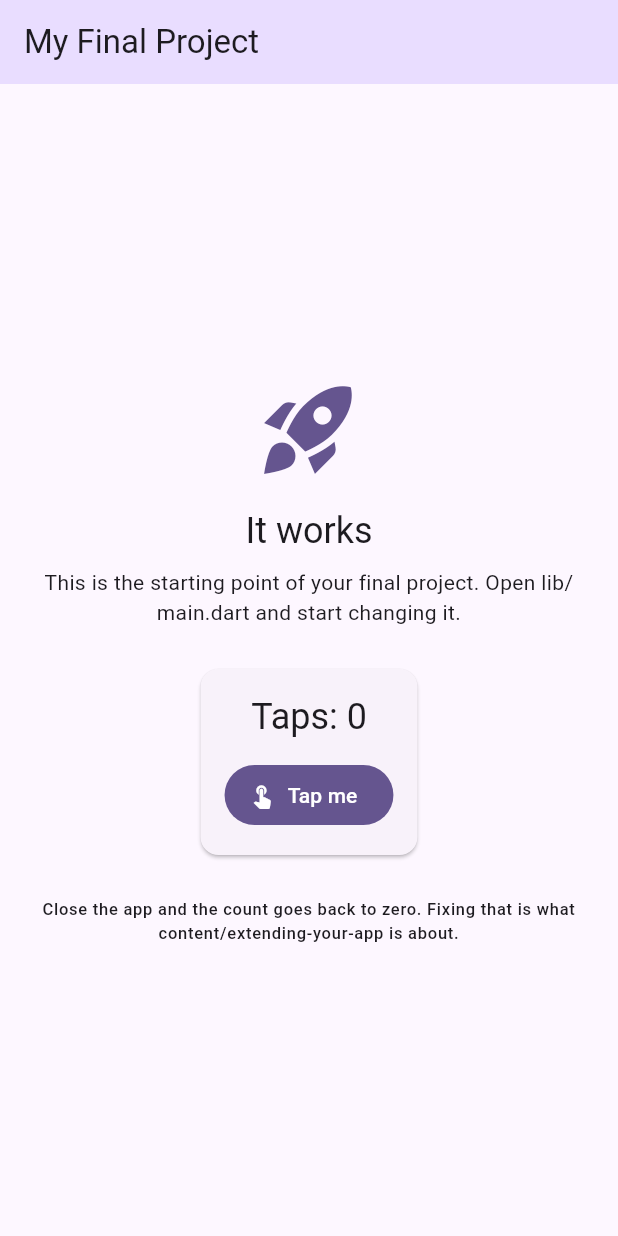
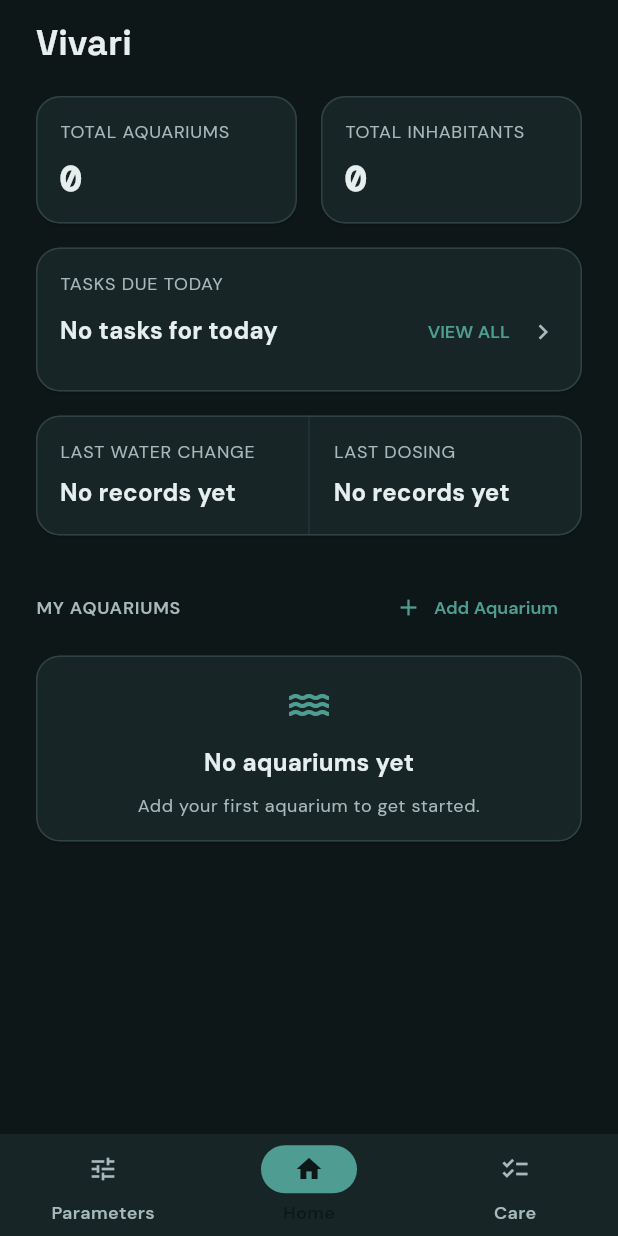
Before and after one commit to vvnrzn/Vivari, a Flutter app: the screen it shows after launch, on a phone screen of 412 x 824 dp. Run offline on Flutter 3.47's test engine with Material 3 defaults, Android fonts, the phone set to English and light mode, and no system bars; our stand-ins replace device_preview, google_fonts.

Commit message:
Organized screen, themes, and widgets folders; built initial home screen dashboard

```diff
--- a/analysis_options.yaml
+++ b/analysis_options.yaml
@@ -1,5 +1,9 @@
 # Turns on the recommended Flutter lints. If the editor underlines something in
 # yellow, this file is why. Run `flutter analyze` to see them all at once.
+analyzer:
+  exclude:
+    - build/**
+    - web/**
 include: package:flutter_lints/flutter.yaml
 
 linter:
--- a/lib/main.dart
+++ b/lib/main.dart
@@ -1,29 +1,11 @@
-// This is your app. It runs as it is: press run and you get the screen below.
-//
-// Nothing here is precious. Change the title, change the colors, delete the
-// counter, add your own screens. It exists so that the repository is a working
-// Flutter app from minute one instead of an empty folder.
-//
-// Everything in this file is Module 4 and 5 material: StatelessWidget,
-// StatefulWidget, setState, Scaffold, AppBar, Column, Card, FilledButton.
-
 import 'package:device_preview/device_preview.dart';
 import 'package:flutter/material.dart';
 
+import 'screens/home_dashboard.dart';
+import 'theme/app_theme.dart';
+
 void main() {
   runApp(
-    // DevicePreview draws a phone frame around your app, so it is judged at the
-    // size it was designed for instead of stretched across a laptop window.
-    //
-    // It is left ON in the deployed build on purpose: your live link is opened
-    // on a desktop browser, and a phone layout at full desktop width looks
-    // broken when it is not. The toolbar also lets a visitor switch device and
-    // orientation.
-    //
-    // Want the clean app with no frame instead (for a portfolio, or because
-    // you made the layout properly responsive)? Add
-    //   import 'package:flutter/foundation.dart' show kReleaseMode;
-    // and set `enabled: !kReleaseMode`, which drops the frame in release builds.
     DevicePreview(
       enabled: true,
       builder: (context) => const MyApp(),
@@ -37,108 +19,12 @@ class MyApp extends StatelessWidget {
   @override
   Widget build(BuildContext context) {
     return MaterialApp(
-      title: 'My Final Project',
+      title: 'Vivari',
       debugShowCheckedModeBanner: false,
-
-      // These two lines are what make the DevicePreview toolbar actually
-      // change the app. Keep them.
       locale: DevicePreview.locale(context),
       builder: DevicePreview.appBuilder,
-
-      // Your design system starts here. One seed color generates a full
-      // Material palette; swap in your own and every screen follows.
-      theme: ThemeData(
-        useMaterial3: true,
-        colorScheme: ColorScheme.fromSeed(seedColor: const Color(0xFF6750A4)),
-      ),
-
-      home: const HomeScreen(),
+      theme: VivariTheme.app,
+      home: const HomeDashboard(),
     );
   }
 }
-
-/// The first screen. Replace it with yours.
-///
-/// It is a StatefulWidget because it remembers something that changes: the
-/// counter. A screen that never changes can be a StatelessWidget instead.
-class HomeScreen extends StatefulWidget {
-  const HomeScreen({super.key});
-
-  @override
-  State<HomeScreen> createState() => _HomeScreenState();
-}
-
-class _HomeScreenState extends State<HomeScreen> {
-  // State: a plain field. Changing it does nothing on its own; the screen only
-  // redraws when you change it inside setState.
-  int _taps = 0;
-
-  void _handleTap() {
-    setState(() {
-      _taps++;
-    });
-  }
-
-  @override
-  Widget build(BuildContext context) {
-    // Reading colors and text styles from the theme, instead of hardcoding
-    // them, is what keeps every screen looking like the same app.
-    final theme = Theme.of(context);
-
-    return Scaffold(
-      appBar: AppBar(
-        title: const Text('My Final Project'),
-        backgroundColor: theme.colorScheme.primaryContainer,
-      ),
-      body: Center(
-        child: Padding(
-          padding: const EdgeInsets.all(24),
-          child: Column(
-            mainAxisAlignment: MainAxisAlignment.center,
-            children: [
-              Icon(
-                Icons.rocket_launch,
-                size: 72,
-                color: theme.colorScheme.primary,
-              ),
-              const SizedBox(height: 16),
-              Text('It works', style: theme.textTheme.headlineSmall),
-              const SizedBox(height: 8),
-              Text(
-                'This is the starting point of your final project. '
-                'Open lib/main.dart and start changing it.',
-                textAlign: TextAlign.center,
-                style: theme.textTheme.bodyMedium,
-              ),
-              const SizedBox(height: 24),
-              Card(
-                child: Padding(
-                  padding: const EdgeInsets.all(16),
-                  child: Column(
-                    children: [
-                      Text('Taps: $_taps',
-                          style: theme.textTheme.headlineSmall),
-                      const SizedBox(height: 12),
-                      FilledButton.icon(
-                        onPressed: _handleTap,
-                        icon: const Icon(Icons.touch_app),
-                        label: const Text('Tap me'),
-                      ),
-                    ],
-                  ),
-                ),
-              ),
-              const SizedBox(height: 24),
-              Text(
-                'Close the app and the count goes back to zero. '
-                'Fixing that is what content/extending-your-app is about.',
-                textAlign: TextAlign.center,
-                style: theme.textTheme.labelSmall,
-              ),
-            ],
-          ),
-        ),
-      ),
-    );
-  }
-}
--- /dev/null
+++ b/lib/screens/aquarium_details_screen.dart
@@ -0,0 +1,12 @@
+import 'package:flutter/material.dart';
+
+import 'placeholder_screen.dart';
+
+class AquariumDetailsScreen extends StatelessWidget {
+  const AquariumDetailsScreen({super.key});
+
+  @override
+  Widget build(BuildContext context) {
+    return const PlaceholderScreen(title: 'Aquarium Details');
+  }
+}
--- /dev/null
+++ b/lib/screens/care_screen.dart
@@ -0,0 +1,12 @@
+import 'package:flutter/material.dart';
+
+import 'placeholder_screen.dart';
+
+class CareScreen extends StatelessWidget {
+  const CareScreen({super.key});
+
+  @override
+  Widget build(BuildContext context) {
+    return const PlaceholderScreen(title: 'Care');
+  }
+}
--- /dev/null
+++ b/lib/screens/home_dashboard.dart
@@ -0,0 +1,193 @@
+import 'package:flutter/material.dart';
+
+import '../theme/app_theme.dart';
+import '../widgets/empty_state.dart';
+import '../widgets/summary_card.dart';
+import '../widgets/vivari_bottom_navigation.dart';
+import '../widgets/vivari_card.dart';
+import 'care_screen.dart';
+import 'parameters_screen.dart';
+import 'placeholder_screen.dart';
+
+class HomeDashboard extends StatelessWidget {
+  const HomeDashboard({super.key});
+
+  void _openPlaceholder(BuildContext context, String title) {
+    Navigator.push(
+      context,
+      MaterialPageRoute<void>(builder: (_) => PlaceholderScreen(title: title)),
+    );
+  }
+
+  void _openCare(BuildContext context) {
+    Navigator.push(
+      context,
+      MaterialPageRoute<void>(builder: (_) => const CareScreen()),
+    );
+  }
+
+  void _openParameters(BuildContext context) {
+    Navigator.push(
+      context,
+      MaterialPageRoute<void>(builder: (_) => const ParametersScreen()),
+    );
+  }
+
+  @override
+  Widget build(BuildContext context) {
+    return Scaffold(
+      appBar: AppBar(centerTitle: false, title: const Text('Vivari')),
+      body: ListView(
+        padding: const EdgeInsets.fromLTRB(
+          AppSpacing.screen,
+          8,
+          AppSpacing.screen,
+          AppSpacing.large,
+        ),
+        children: [
+          Row(
+            children: [
+              const Expanded(
+                child: SummaryCard(label: 'Total Aquariums', value: '0'),
+              ),
+              const SizedBox(width: AppSpacing.medium),
+              const Expanded(
+                child: SummaryCard(label: 'Total Inhabitants', value: '0'),
+              ),
+            ],
+          ),
+          const SizedBox(height: AppSpacing.medium),
+          InkWell(
+            onTap: () => _openCare(context),
+            borderRadius: BorderRadius.circular(16),
+            child: VivariCard(
+              child: Column(
+                crossAxisAlignment: CrossAxisAlignment.start,
+                children: [
+                  Text(
+                    'TASKS DUE TODAY',
+                    style: Theme.of(
+                      context,
+                    ).textTheme.bodySmall?.copyWith(letterSpacing: 0.5),
+                  ),
+                  Row(
+                    children: [
+                      Expanded(
+                        child: Text(
+                          'No tasks for today',
+                          style: Theme.of(context).textTheme.titleMedium,
+                        ),
+                      ),
+                      TextButton(
+                        onPressed: () => _openCare(context),
+                        child: const Text('VIEW ALL'),
+                      ),
+                      const Icon(Icons.chevron_right),
+                    ],
+                  ),
+                ],
+              ),
+            ),
+          ),
+          const SizedBox(height: AppSpacing.medium),
+          VivariCard(
+            padding: EdgeInsets.zero,
+            child: IntrinsicHeight(
+              child: Row(
+                children: [
+                  const Expanded(
+                    child: Padding(
+                      padding: EdgeInsets.all(AppSpacing.medium),
+                      child: _SummaryValue(
+                        label: 'Last Water Change',
+                        value: 'No records yet',
+                      ),
+                    ),
+                  ),
+                  Container(width: 1, color: VivariColors.secondary),
+                  const Expanded(
+                    child: Padding(
+                      padding: EdgeInsets.all(AppSpacing.medium),
+                      child: _SummaryValue(
+                        label: 'Last Dosing',
+                        value: 'No records yet',
+                      ),
+                    ),
+                  ),
+                ],
+              ),
+            ),
+          ),
+          const SizedBox(height: AppSpacing.large),
+          Row(
+            mainAxisAlignment: MainAxisAlignment.spaceBetween,
+            children: [
+              Text(
+                'MY AQUARIUMS',
+                style: Theme.of(context).textTheme.bodySmall?.copyWith(
+                  fontWeight: FontWeight.w600,
+                  letterSpacing: 0.5,
+                ),
+              ),
+              TextButton.icon(
+                onPressed: () => _openPlaceholder(context, 'Add/Edit Aquarium'),
+                icon: const Icon(Icons.add, size: 18),
+                label: const Text('Add Aquarium'),
+              ),
+            ],
+          ),
+          const SizedBox(height: AppSpacing.small),
+          const EmptyState(
+            title: 'No aquariums yet',
+            message: 'Add your first aquarium to get started.',
+            icon: Icons.water_outlined,
+          ),
+        ],
+      ),
+      bottomNavigationBar: VivariBottomNavigation(
+        currentIndex: 1,
+        onDestinationSelected: (index) {
+          if (index == 0) {
+            _openParameters(context);
+          } else if (index == 2) {
+            _openCare(context);
+          }
+        },
+      ),
+    );
+  }
+}
+
+class _SummaryValue extends StatelessWidget {
+  const _SummaryValue({required this.label, required this.value});
+
+  final String label;
+  final String value;
+
+  @override
+  Widget build(BuildContext context) {
+    return Column(
+      crossAxisAlignment: CrossAxisAlignment.start,
+      mainAxisAlignment: MainAxisAlignment.center,
+      children: [
+        Text(
+          label.toUpperCase(),
+          style: Theme.of(
+            context,
+          ).textTheme.bodySmall?.copyWith(letterSpacing: 0.5),
+        ),
+        const SizedBox(height: 8),
+        Text(
+          value,
+          style: _isDataValue(value)
+              ? Theme.of(context).textTheme.displaySmall
+              : Theme.of(context).textTheme.titleMedium,
+        ),
+      ],
+    );
+  }
+
+  bool _isDataValue(String text) {
+    return text != 'No tasks for today' && text != 'No records yet';
+  }
+}
--- /dev/null
+++ b/lib/screens/parameters_screen.dart
@@ -0,0 +1,12 @@
+import 'package:flutter/material.dart';
+
+import 'placeholder_screen.dart';
+
+class ParametersScreen extends StatelessWidget {
+  const ParametersScreen({super.key});
+
+  @override
+  Widget build(BuildContext context) {
+    return const PlaceholderScreen(title: 'Parameters');
+  }
+}
--- /dev/null
+++ b/lib/screens/placeholder_screen.dart
@@ -0,0 +1,20 @@
+import 'package:flutter/material.dart';
+
+class PlaceholderScreen extends StatelessWidget {
+  const PlaceholderScreen({required this.title, super.key});
+
+  final String title;
+
+  @override
+  Widget build(BuildContext context) {
+    return Scaffold(
+      appBar: AppBar(centerTitle: false, title: Text(title)),
+      body: Center(
+        child: Text(
+          '$title is ready to be built.',
+          style: Theme.of(context).textTheme.bodyMedium,
+        ),
+      ),
+    );
+  }
+}
--- /dev/null
+++ b/lib/theme/app_theme.dart
@@ -0,0 +1,165 @@
+import 'package:flutter/material.dart';
+import 'package:google_fonts/google_fonts.dart';
+
+abstract final class VivariColors {
+  static const primary = Color(0xFF4F9D92);
+  static const secondary = Color(0xFF213536);
+  static const background = Color(0xFF0E1718);
+  static const surface = Color(0xFF172526);
+  static const positive = Color(0xFF8BAF8A);
+  static const warning = Color(0xFFC59B52);
+  static const error = Color(0xFFB85C50);
+  static const textPrimary = Color(0xFFE6EEEE);
+  static const textMuted = Color(0xFFA7B9BA);
+  static const border = Color(0xFF304344);
+}
+
+abstract final class AppSpacing {
+  static const screen = 24.0;
+  static const small = 8.0;
+  static const medium = 16.0;
+  static const large = 24.0;
+}
+
+abstract final class VivariTheme {
+  static ThemeData get app {
+    final scheme = const ColorScheme(
+      brightness: Brightness.dark,
+      primary: VivariColors.primary,
+      onPrimary: VivariColors.background,
+      secondary: VivariColors.secondary,
+      onSecondary: VivariColors.textPrimary,
+      surface: VivariColors.surface,
+      onSurface: VivariColors.textPrimary,
+      error: VivariColors.error,
+      onError: VivariColors.textPrimary,
+    );
+
+    return ThemeData(
+      useMaterial3: true,
+      colorScheme: scheme,
+      scaffoldBackgroundColor: VivariColors.background,
+      textTheme: TextTheme(
+        headlineSmall: GoogleFonts.spaceGrotesk(
+          color: VivariColors.textPrimary,
+          fontSize: 24,
+          fontWeight: FontWeight.w700,
+        ),
+        titleMedium: GoogleFonts.dmSans(
+          color: VivariColors.textPrimary,
+          fontSize: 16,
+          fontWeight: FontWeight.w700,
+        ),
+        displaySmall: GoogleFonts.dmMono(
+          color: VivariColors.textPrimary,
+          fontSize: 24,
+          fontWeight: FontWeight.w700,
+        ),
+        bodyMedium: GoogleFonts.dmSans(
+          color: VivariColors.textPrimary,
+          fontSize: 16,
+          fontWeight: FontWeight.w400,
+        ),
+        bodySmall: GoogleFonts.dmSans(
+          color: VivariColors.textMuted,
+          fontSize: 12,
+          fontWeight: FontWeight.w400,
+        ),
+        labelSmall: GoogleFonts.dmMono(
+          color: VivariColors.textMuted,
+          fontSize: 12,
+          fontWeight: FontWeight.w400,
+        ),
+        labelMedium: GoogleFonts.dmSans(
+          color: VivariColors.textMuted,
+          fontSize: 12,
+          fontWeight: FontWeight.w400,
+        ),
+      ),
+      cardTheme: CardThemeData(
+        color: VivariColors.surface,
+        margin: EdgeInsets.zero,
+        shape: RoundedRectangleBorder(
+          borderRadius: BorderRadius.circular(16),
+          side: const BorderSide(color: VivariColors.border),
+        ),
+      ),
+      filledButtonTheme: FilledButtonThemeData(
+        style: FilledButton.styleFrom(
+          backgroundColor: VivariColors.primary,
+          foregroundColor: VivariColors.background,
+          minimumSize: const Size(0, 56),
+          textStyle: GoogleFonts.dmSans(
+            fontSize: 16,
+            fontWeight: FontWeight.w700,
+          ),
+          shape: RoundedRectangleBorder(
+            borderRadius: BorderRadius.circular(12),
+            side: const BorderSide(color: VivariColors.primary),
+          ),
+        ),
+      ),
+      textButtonTheme: TextButtonThemeData(
+        style: TextButton.styleFrom(
+          foregroundColor: VivariColors.primary,
+          textStyle: GoogleFonts.dmSans(
+            fontSize: 12,
+            fontWeight: FontWeight.w600,
+          ),
+        ),
+      ),
+      iconButtonTheme: IconButtonThemeData(
+        style: IconButton.styleFrom(
+          foregroundColor: VivariColors.textPrimary,
+          minimumSize: const Size(36, 36),
+          maximumSize: const Size(36, 36),
+          padding: EdgeInsets.zero,
+          shape: RoundedRectangleBorder(
+            borderRadius: BorderRadius.circular(12),
+            side: const BorderSide(color: VivariColors.border),
+          ),
+        ),
+      ),
+      iconTheme: const IconThemeData(color: VivariColors.textMuted, size: 20),
+      dividerColor: VivariColors.border,
+      appBarTheme: AppBarTheme(
+        backgroundColor: VivariColors.background,
+        foregroundColor: VivariColors.textPrimary,
+        centerTitle: false,
+        titleSpacing: AppSpacing.screen,
+        titleTextStyle: GoogleFonts.spaceGrotesk(
+          color: VivariColors.textPrimary,
+          fontSize: 24,
+          fontWeight: FontWeight.w700,
+        ),
+      ),
+      navigationBarTheme: NavigationBarThemeData(
+        backgroundColor: VivariColors.surface,
+        indicatorColor: VivariColors.primary,
+        height: 68,
+        indicatorShape: RoundedRectangleBorder(
+          borderRadius: BorderRadius.circular(20),
+        ),
+        iconTheme: WidgetStateProperty.resolveWith((states) {
+          final isSelected = states.contains(WidgetState.selected);
+          return IconThemeData(
+            color: isSelected
+                ? VivariColors.background
+                : VivariColors.textMuted,
+            size: 20,
+          );
+        }),
+        labelTextStyle: WidgetStateProperty.resolveWith((states) {
+          final isSelected = states.contains(WidgetState.selected);
+          return GoogleFonts.dmSans(
+            color: isSelected
+                ? VivariColors.background
+                : VivariColors.textMuted,
+            fontSize: 12,
+            fontWeight: FontWeight.w600,
+          );
+        }),
+      ),
+    );
+  }
+}
--- /dev/null
+++ b/lib/widgets/empty_state.dart
@@ -0,0 +1,35 @@
+import 'package:flutter/material.dart';
+
+import 'vivari_card.dart';
+
+class EmptyState extends StatelessWidget {
+  const EmptyState({
+    required this.title,
+    required this.message,
+    super.key,
+    this.icon = Icons.water_drop_outlined,
+  });
+
+  final String title;
+  final String message;
+  final IconData icon;
+
+  @override
+  Widget build(BuildContext context) {
+    return VivariCard(
+      child: Column(
+        children: [
+          Icon(icon, size: 32, color: Theme.of(context).colorScheme.primary),
+          const SizedBox(height: 12),
+          Text(title, style: Theme.of(context).textTheme.titleMedium),
+          const SizedBox(height: 8),
+          Text(
+            message,
+            textAlign: TextAlign.center,
+            style: Theme.of(context).textTheme.bodySmall,
+          ),
+        ],
+      ),
+    );
+  }
+}
--- /dev/null
+++ b/lib/widgets/summary_card.dart
@@ -0,0 +1,53 @@
+import 'package:flutter/material.dart';
+
+import 'vivari_card.dart';
+
+class SummaryCard extends StatelessWidget {
+  const SummaryCard({
+    required this.label,
+    required this.value,
+    super.key,
+    this.onTap,
+  });
+
+  final String label;
+  final String value;
+  final VoidCallback? onTap;
+
+  @override
+  Widget build(BuildContext context) {
+    final content = VivariCard(
+      padding: const EdgeInsets.all(16),
+      child: Column(
+        crossAxisAlignment: CrossAxisAlignment.start,
+        children: [
+          Text(
+            label.toUpperCase(),
+            style: Theme.of(context).textTheme.bodySmall?.copyWith(
+                  letterSpacing: 0.5,
+                ),
+          ),
+          const SizedBox(height: 8),
+          Text(
+            value,
+            style: _isNumeric(value)
+                ? Theme.of(context).textTheme.displaySmall
+                : Theme.of(context).textTheme.titleMedium,
+          ),
+        ],
+      ),
+    );
+
+    if (onTap == null) {
+      return content;
+    }
+
+    return InkWell(
+      onTap: onTap,
+      borderRadius: BorderRadius.circular(16),
+      child: content,
+    );
+  }
+
+  bool _isNumeric(String text) => double.tryParse(text) != null;
+}
--- /dev/null
+++ b/lib/widgets/vivari_bottom_navigation.dart
@@ -0,0 +1,37 @@
+import 'package:flutter/material.dart';
+
+class VivariBottomNavigation extends StatelessWidget {
+  const VivariBottomNavigation({
+    required this.currentIndex,
+    required this.onDestinationSelected,
+    super.key,
+  });
+
+  final int currentIndex;
+  final ValueChanged<int> onDestinationSelected;
+
+  @override
+  Widget build(BuildContext context) {
+    return NavigationBar(
+      selectedIndex: currentIndex,
+      onDestinationSelected: onDestinationSelected,
+      destinations: const [
+        NavigationDestination(
+          icon: Icon(Icons.tune_outlined),
+          selectedIcon: Icon(Icons.tune),
+          label: 'Parameters',
+        ),
+        NavigationDestination(
+          icon: Icon(Icons.home_outlined),
+          selectedIcon: Icon(Icons.home),
+          label: 'Home',
+        ),
+        NavigationDestination(
+          icon: Icon(Icons.checklist_outlined),
+          selectedIcon: Icon(Icons.checklist),
+          label: 'Care',
+        ),
+      ],
+    );
+  }
+}
--- /dev/null
+++ b/lib/widgets/vivari_card.dart
@@ -0,0 +1,22 @@
+import 'package:flutter/material.dart';
+
+class VivariCard extends StatelessWidget {
+  const VivariCard({
+    required this.child,
+    super.key,
+    this.padding = const EdgeInsets.all(16),
+  });
+
+  final Widget child;
+  final EdgeInsetsGeometry padding;
+
+  @override
+  Widget build(BuildContext context) {
+    return Card(
+      child: Padding(
+        padding: padding,
+        child: child,
+      ),
+    );
+  }
+}
--- a/pubspec.yaml
+++ b/pubspec.yaml
@@ -13,6 +13,7 @@ dependencies:
   flutter:
     sdk: flutter
   cupertino_icons: ^1.0.9
+  google_fonts: ^6.2.1
   # Lets you preview the app inside a phone frame while you develop in a
   # browser. It is switched off automatically in a release build.
   device_preview: ^1.3.1
```
Also changed, not shown: pubspec.lock (added), 4 other files.
